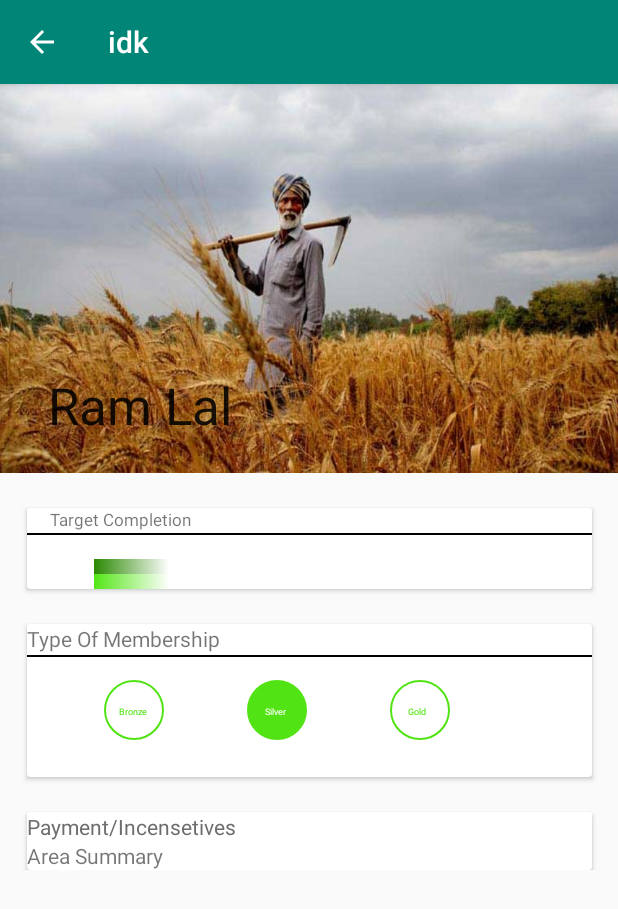
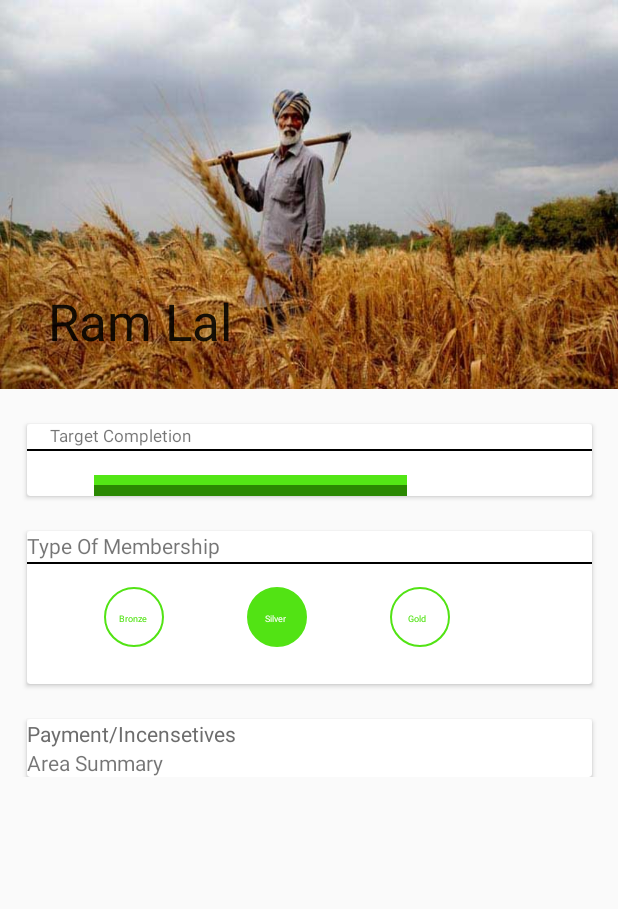
Before and after one commit to kashastic/pubNudgePrototype, an Android app: the screen it shows after launch (MainActivity), on a phone screen of 412 x 824 dp. Shown: the top 909 px of the screen. Run offline under Robolectric (Android 15) with nearby library versions, the phone set to English and light mode, and no system bars; libraries missing offline, so code that uses them is left out: android.support.v7.

Commit message:
Profile Page Remaster

```diff
--- a/idk/app/src/main/java/com/example/idk/MainActivity.java
+++ b/idk/app/src/main/java/com/example/idk/MainActivity.java
@@ -10,9 +10,6 @@ import android.support.v7.graphics.Palette;
 import android.support.v7.widget.Toolbar;
 
 public class MainActivity extends AppCompatActivity {
-    private static Toolbar toolbar;
-    private static CollapsingToolbarLayout collapsingToolbarLayout;
-    int mutedColor = R.attr.colorPrimary;
 
 
     @Override
@@ -20,27 +17,6 @@ public class MainActivity extends AppCompatActivity {
         super.onCreate(savedInstanceState);
         setContentView(R.layout.activity_main);
 
-        toolbar = (Toolbar) findViewById(R.id.toolbar);
-        setSupportActionBar(toolbar);
-        getSupportActionBar().setDisplayHomeAsUpEnabled(true);
 
-        collapsingToolbarLayout = (CollapsingToolbarLayout)findViewById(R.id.collapsing_toolbar);
-        collapsingToolbarLayout.setTitle("Ram Lal");//Set Title over collapsing toolbar layout
-
-
-        Bitmap bitmap = BitmapFactory.decodeResource(getResources(),
-                R.drawable.farmerpic2);
-
-        // It will generate colors based on the image in an AsyncTask.
-        Palette.from(bitmap).generate(new Palette.PaletteAsyncListener() {
-            @SuppressWarnings("ResourceType")
-            @Override
-            public void onGenerated(Palette palette) {
-
-                mutedColor = palette.getMutedColor(R.color.colorPrimary);
-                collapsingToolbarLayout.setContentScrimColor(mutedColor);
-                collapsingToolbarLayout.setStatusBarScrimColor(R.color.design_default_color_primary);
-            }
-        });
     }
 }
--- a/idk/app/src/main/res/drawable/progressbargradient.xml
+++ b/idk/app/src/main/res/drawable/progressbargradient.xml
@@ -1,22 +1,17 @@
 <?xml version="1.0" encoding="utf-8"?>
 <layer-list xmlns:android="http://schemas.android.com/apk/res/android" >
 
-    <item android:top="10dp">
+    <item android:bottom="7dp" android:end="79dp">
         <shape>
-            <gradient
-                android:startColor="#53E615"
-                android:endColor="#FFFF"
-                android:useLevel="true"
-
+            <solid
+                android:color="#53E615"/>
+        </shape>
+    </item>
+    <item android:top="7dp" android:end="79dp" >
+        <shape>
+            <solid
+                android:color="#2A8802"
                 />
         </shape>
     </item>
-    <item android:bottom="10dp">
-        <shape>
-            <gradient
-                android:startColor="#2A8802"
-                android:endColor="#FFFF"
-                android:useLevel="true"/>
-        </shape>
-    </item>
 </layer-list>
--- a/idk/app/src/main/res/drawable/rectanglebox.xml
+++ b/idk/app/src/main/res/drawable/rectanglebox.xml
@@ -2,6 +2,6 @@
 <shape xmlns:android="http://schemas.android.com/apk/res/android"
     android:shape="rectangle">
     <corners android:radius="0dp"/>
-    <size android:height="111dp"
+    <size android:height="160dp"
         android:width="327dp"/>
 </shape>
--- a/idk/app/src/main/res/layout/activity_main.xml
+++ b/idk/app/src/main/res/layout/activity_main.xml
@@ -4,13 +4,15 @@
     xmlns:tools="http://schemas.android.com/tools"
     android:layout_width="match_parent"
     android:layout_height="match_parent"
-    tools:context=".MainActivity">
+    tools:context=".MainActivity"
+    >
 
     <android.support.design.widget.CoordinatorLayout
         android:id = "@+id/main_contain"
         android:layout_width="match_parent"
         android:layout_height="match_parent"
-        android:fitsSystemWindows="true">
+        android:fitsSystemWindows="true"
+        >
 
         <android.support.design.widget.AppBarLayout
             android:id="@+id/appbar_layout"
@@ -24,7 +26,10 @@
                 android:id="@+id/collapsing_toolbar"
                 android:fitsSystemWindows="true"
                 app:contentScrim="@color/colorPrimary"
-                app:layout_scrollFlags="scroll|exitUntilCollapsed">
+                app:layout_scrollFlags="scroll|exitUntilCollapsed"
+                app:title="Ram Lal"
+                android:tooltipText=""
+                >
 
 
                 <ImageView
@@ -90,12 +95,13 @@
                             android:id="@+id/simpleProgressBar"
                             style="@style/Widget.AppCompat.ProgressBar.Horizontal"
                             android:layout_width="287dp"
-                            android:layout_height="20dp"
+                            android:layout_height="14dp"
                             android:layout_gravity="center_horizontal"
                             android:layout_marginTop="16dp"
                             android:max="6000"
                             android:progress="1050"
-                            android:progressDrawable="@drawable/progressbargradient" />
+                            android:progressDrawable="@drawable/progressbargradient"
+                            android:progressBackgroundTint="#EFEFEF"/>
                     </LinearLayout>
                 </android.support.v7.widget.CardView>
 
@@ -144,16 +150,16 @@
                                 android:layout_width="55dp"
                                 android:layout_height="1dp"
                                 android:layout_marginTop="35dp"
-                                app:srcCompat="@drawable/dashedlines"
-                                android:layerType="software"/>
+                                android:layerType="software"
+                                app:srcCompat="@drawable/dashedlines" />
 
                             <TextView
                                 android:layout_width="wrap_content"
                                 android:layout_height="wrap_content"
                                 android:layout_marginTop="15dp"
                                 android:background="@drawable/circletextview"
+                                android:backgroundTint="#52E314"
                                 android:paddingLeft="12dp"
-                                android:backgroundTint="#52E314"
                                 android:text="Silver"
                                 android:textColor="@color/cardview_light_background"
                                 android:textSize="6dp" />
@@ -162,8 +168,8 @@
                                 android:layout_width="55dp"
                                 android:layout_height="1dp"
                                 android:layout_marginTop="35dp"
-                                app:srcCompat="@drawable/dashedlines"
-                                android:layerType="software"/>
+                                android:layerType="software"
+                                app:srcCompat="@drawable/dashedlines" />
 
                             <TextView
                                 android:layout_width="wrap_content"
--- a/idk/app/src/main/res/values/styles.xml
+++ b/idk/app/src/main/res/values/styles.xml
@@ -1,13 +1,13 @@
 <resources>
 
     <!-- Base application theme. -->
-    <style name="AppTheme" parent="Theme.AppCompat.Light.DarkActionBar">
+    <style name="AppTheme" parent="Theme.AppCompat.Light.NoActionBar">
         <!-- Customize your theme here. -->
         <item name="colorPrimary">@color/colorPrimary</item>
         <item name="colorPrimaryDark">@color/colorPrimaryDark</item>
         <item name="colorAccent">@color/colorAccent</item>
     </style>
-    <style name="AppTheme.AppBarOverlay" parent="Theme.AppCompat.Light.DarkActionBar">
+    <style name="AppTheme.AppBarOverlay" parent="ThemeOverlay.AppCompat.ActionBar">
         <!-- Customize your theme here. -->
         <item name="colorPrimary">@color/colorPrimary</item>
         <item name="colorPrimaryDark">@color/colorPrimaryDark</item>
@@ -17,7 +17,7 @@
         <!-- Customize your theme here. -->
 
         <item name="android:windowDisablePreview">true</item>
-        <item name="windowActionBar">false</item>
+        <item name="windowNoTitle">true</item>
 
         <item name="android:textColorPrimary">@android:color/white</item>
         <item name="android:textColorSecondary">@android:color/white</item>
```
